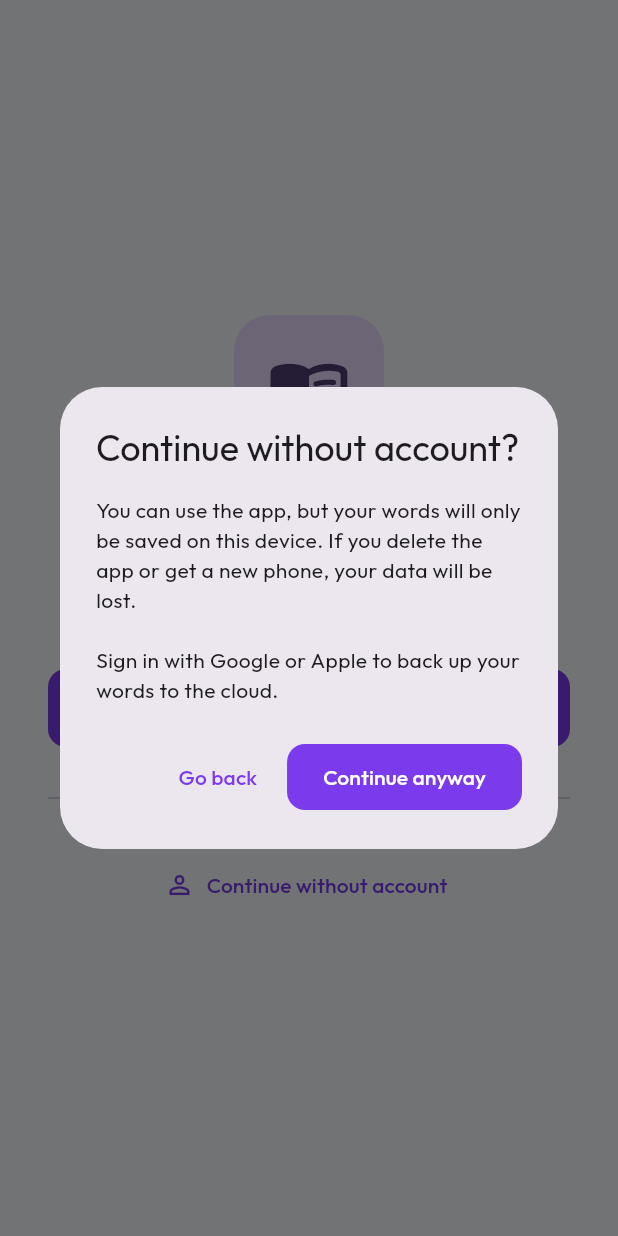
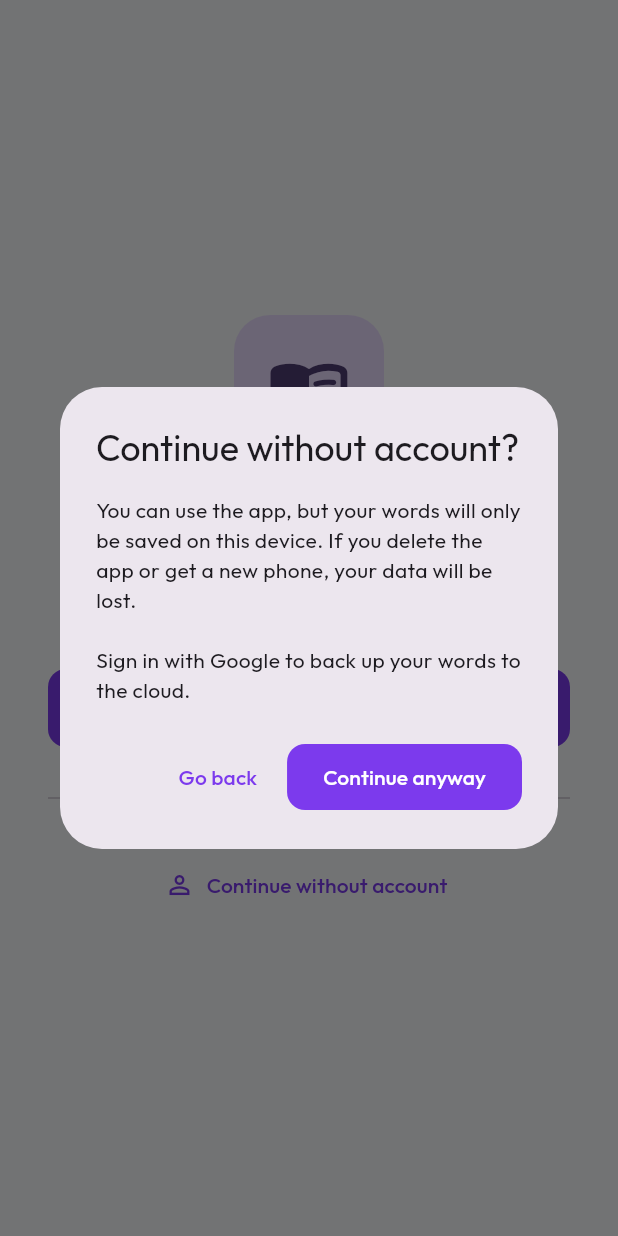
Before and after one commit to hsmoallem/AI-vocab-builder, a Flutter app: the screen it shows after launch, after a tap on "Continue without account", on a phone screen of 412 x 824 dp. Run offline on Flutter 3.47's test engine with Material 3 defaults, Android fonts, the phone set to English and light mode, and no system bars; our stand-ins replace cloud_firestore, dropdown_button2, firebase_auth, firebase_core, font_awesome_flutter, go_router and 8 more; missing offline and left inert: dart:html, flutter_pdfview, google_mlkit_language_id, syncfusion_flutter_pdf, syncfusion_flutter_pdfviewer; accounts and stored records are empty.

Commit message:
fix: remove mention of Apple from anonymous warning dialog across all languages

```diff
--- a/lib/config/app_strings.dart
+++ b/lib/config/app_strings.dart
@@ -61,15 +61,15 @@ class AppStrings {
       return 'Du kannst die App nutzen, aber deine Wörter werden nur auf diesem '
           'Gerät gespeichert. Wenn du die App löschst oder ein neues Handy '
           'bekommst, gehen deine Daten verloren.\n\n'
-          'Melde dich mit Google oder Apple an, um deine Wörter in der Cloud zu sichern.';
+          'Melde dich mit Google an, um deine Wörter in der Cloud zu sichern.';
     if (locale == 'ar')
       return 'يمكنك استخدام التطبيق، لكن كلماتك ستحفظ فقط على هذا الجهاز. '
           'إذا حذفت التطبيق أو حصلت على هاتف جديد، ستفقد بياناتك.\n\n'
-          'سجل الدخول بـ Google أو Apple لحفظ كلماتك في السحابة.';
+          'سجل الدخول بـ Google لحفظ كلماتك في السحابة.';
     return 'You can use the app, but your words will only be saved on this '
         'device. If you delete the app or get a new phone, your data will '
         'be lost.\n\n'
-        'Sign in with Google or Apple to back up your words to the cloud.';
+        'Sign in with Google to back up your words to the cloud.';
   }
   String get goBack {
     if (locale == 'de') return 'Zurück';
```
